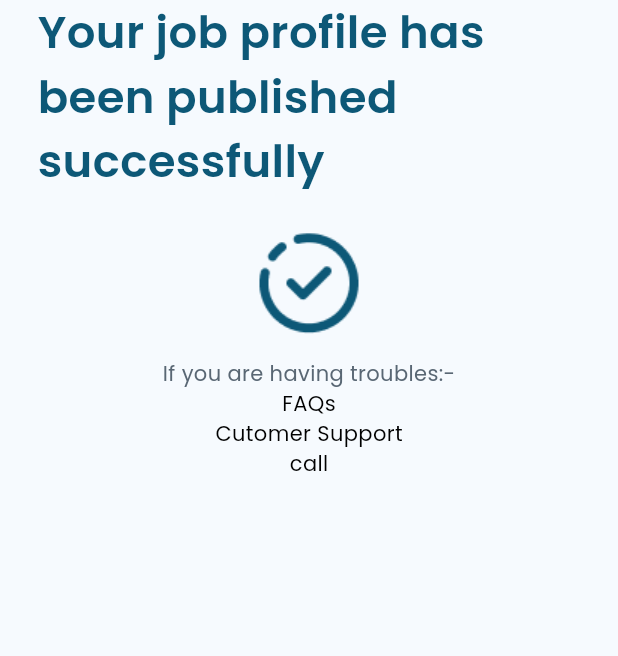
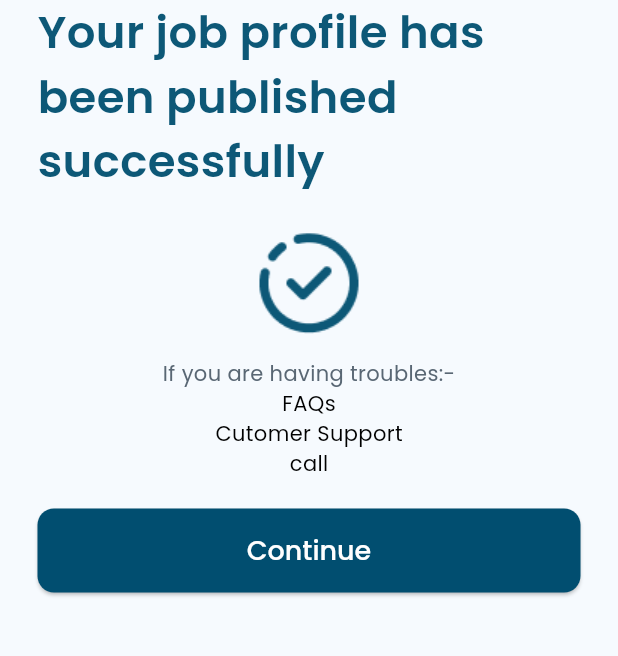
Before and after one commit to DevenAndroid/dirise-clone, a Flutter app: the CongratulationScreen screen opened directly, on a phone screen of 412 x 824 dp, the part 384-1040 px from its top. Run offline on Flutter 3.47's test engine with Material 3 defaults, Android fonts, the light colour scheme and no system bars; our stand-ins replace audio_video_progress_bar, audioplayers, better_player_plus, cached_network_image, card_swiper, carousel_slider and 37 more; missing offline and left inert: client_information, easy_image_viewer, flutter_exif_rotation, flutter_google_places_hoc081098, flutter_pin_code_fields, freshchat_sdk and 3 more; accounts and stored records are empty; network calls fail.

Commit message:
By manish 08-05-2024

```diff
--- a/lib/addNewProduct/itemdetailsScreen.dart
+++ b/lib/addNewProduct/itemdetailsScreen.dart
@@ -57,7 +57,7 @@ class _ItemDetailsScreensState extends State<ItemDetailsScreens> {
     Map<String, dynamic> map = {};
     map['category_id'] = id.value.toString();
     map['product_name'] = ProductNameController.text.toString();
-    map['item_type'] = 'product';
+    map['item_type'] = 'giveaway';
     map['id'] = 'giveaway';
     /////please change this when image ui is done
 
--- a/lib/addNewProduct/rewardScreen.dart
+++ b/lib/addNewProduct/rewardScreen.dart
@@ -75,6 +75,12 @@ class _RewardScreenState extends State<RewardScreen> {
                 style: GoogleFonts.poppins(color: Colors.black, fontWeight: FontWeight.w400, fontSize: 14),
               ),
               const SizedBox(height: 20,),
+              CustomOutlineButton(
+                title: 'Continue',
+                borderRadius: 11,
+                onPressed: () {
+                },
+              ),
 
             ],
           ),
--- a/lib/controller/profile_controller.dart
+++ b/lib/controller/profile_controller.dart
@@ -30,6 +30,7 @@ class ProfileController extends GetxController {
   Rx<AboutUsmodel> aboutusModal = AboutUsmodel().obs;
   String planID = '';
   String selectedPlan = '';
+  int productID = 0;
   Future aboutUsData() async {
     Map<String, dynamic> map = {};
     map["id"] = 12;
--- a/lib/jobOffers/congratulationScreen.dart
+++ b/lib/jobOffers/congratulationScreen.dart
@@ -72,6 +72,12 @@ class _CongratulationScreenState extends State<CongratulationScreen> {
                 style: GoogleFonts.poppins(color: Colors.black, fontWeight: FontWeight.w400, fontSize: 14),
               ),
               const SizedBox(height: 20,),
+              CustomOutlineButton(
+                title: 'Continue',
+                borderRadius: 11,
+                onPressed: () {
+                },
+              ),
 
             ],
           ),
--- a/lib/screens/my_account_screens/myaccount_scrren.dart
+++ b/lib/screens/my_account_screens/myaccount_scrren.dart
@@ -16,6 +16,7 @@ import 'package:google_fonts/google_fonts.dart';
 import 'package:intl_phone_field/intl_phone_field.dart';
 import 'package:shared_preferences/shared_preferences.dart';
 import '../../addNewProduct/addProductScreen.dart';
+import '../../addNewProduct/addProductStartScreen.dart';
 import '../../addNewProduct/myItemIsScreen.dart';
 import '../../controller/cart_controller.dart';
 import '../../controller/home_controller.dart';
@@ -1888,7 +1889,7 @@ List<Widget> vendorPartner() {
             return;
           }
           if (profileController.model.user!.isVendor != true) {
-            Get.to(() => const MyItemISScreen());
+            Get.to(() => const AddProductOptionScreen());
             return;
           }
           _isValue.value = !_isValue.value;
```
Also changed, not shown: lib/addNewProduct/addProductFirstImageScreen.dart (+14 -4 lines).
